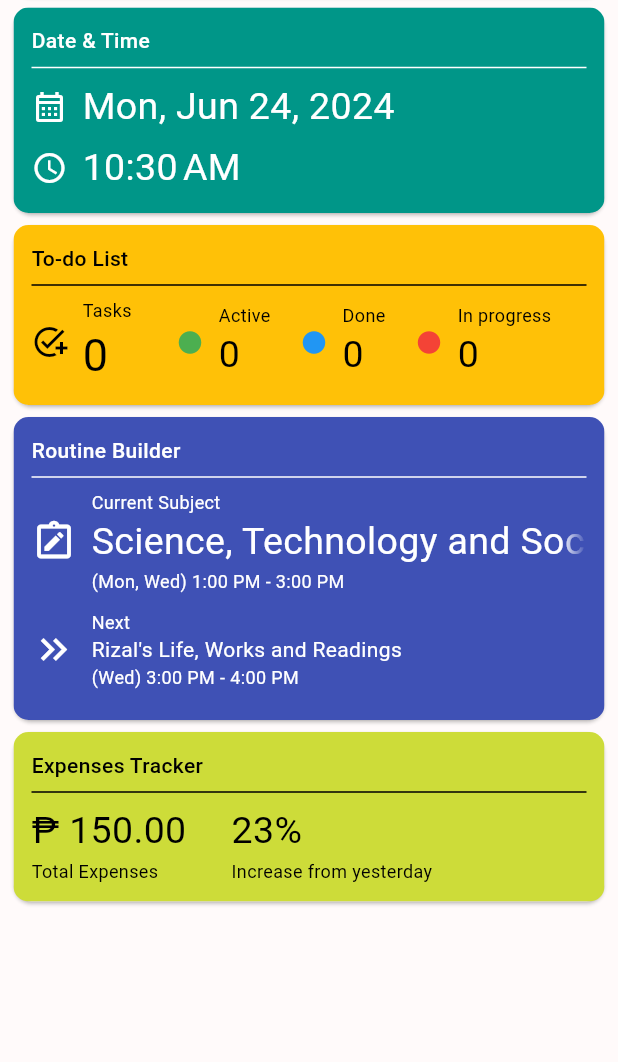
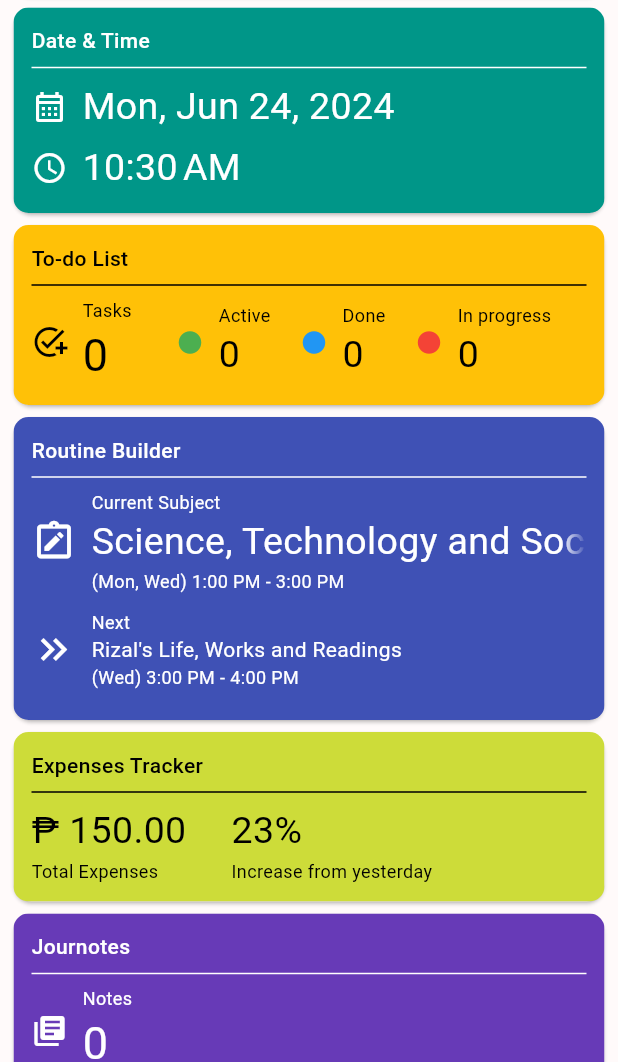
Before and after one commit to olopsc-rxaliman/studyante, a Flutter app: the screen it shows after launch, on a phone screen of 412 x 824 dp, the part 174-1236 px from its top. Run offline on Flutter 3.47's test engine with Material 3 defaults, Android fonts, the phone set to English and light mode, and no system bars; our stand-ins replace animated_list_plus, hive_flutter; accounts and stored records are empty.

Commit message:
Added "Journotes" (not functional yet)

```diff
--- /dev/null
+++ b/lib/components/journotes/journotes_widget.dart
@@ -0,0 +1,58 @@
+import "package:flutter/material.dart";
+import "package:studyante/components/base_widget.dart";
+import "package:studyante/pages/journotes_page.dart";
+
+class JournotesWidget extends StatelessWidget {
+  const JournotesWidget({super.key});
+
+  @override
+  Widget build(BuildContext context) {
+    return BaseWidget(
+      title: "Journotes",
+      backgroundColor: Colors.deepPurple,
+      onTap: () => Navigator.of(context).push(
+        MaterialPageRoute(
+          builder: (context) => const JournotesPage(),
+        ),
+      ),
+      child: const Wrap(
+        direction: Axis.horizontal,
+        crossAxisAlignment: WrapCrossAlignment.center,
+        spacing: 30,
+        runSpacing: 5,
+        children: [
+          IntrinsicWidth(
+            child: Row(
+              children: [
+                Icon(
+                  Icons.library_books,
+                  color: Colors.white,
+                ),
+                SizedBox(width: 10),
+                Column(
+                  crossAxisAlignment: CrossAxisAlignment.start,
+                  children: [
+                    Text(
+                      "Notes",
+                      style: TextStyle(
+                        fontSize: 12,
+                        color: Colors.white,
+                      ),
+                    ),
+                    Text(
+                      "0",
+                      style: TextStyle(
+                        fontSize: 30,
+                        color: Colors.white,
+                      ),
+                    ),
+                  ],
+                ),
+              ],
+            ),
+          ),
+        ],
+      ),
+    );
+  }
+}
--- a/lib/pages/home_page.dart
+++ b/lib/pages/home_page.dart
@@ -1,6 +1,7 @@
 import "package:flutter/material.dart";
 import "package:studyante/components/datetime/datetime_widget.dart";
 import "package:studyante/components/expensestracker/expensestracker_widget.dart";
+import "package:studyante/components/journotes/journotes_widget.dart";
 import "package:studyante/components/memaquote/memaquote_widget.dart";
 import "package:studyante/components/routinebuilder/routinebuilder_widget.dart";
 import "package:studyante/components/todolist/todolist_widget.dart";
@@ -35,6 +36,7 @@ class HomePage extends StatelessWidget {
           ),
           RoutineBuilderWidget(),
           ExpensesTrackerWidget(),
+          JournotesWidget(),
         ],
       ),
     );
```
Also changed, not shown: lib/pages/journotes_page.dart (added, +30 -0 lines).
